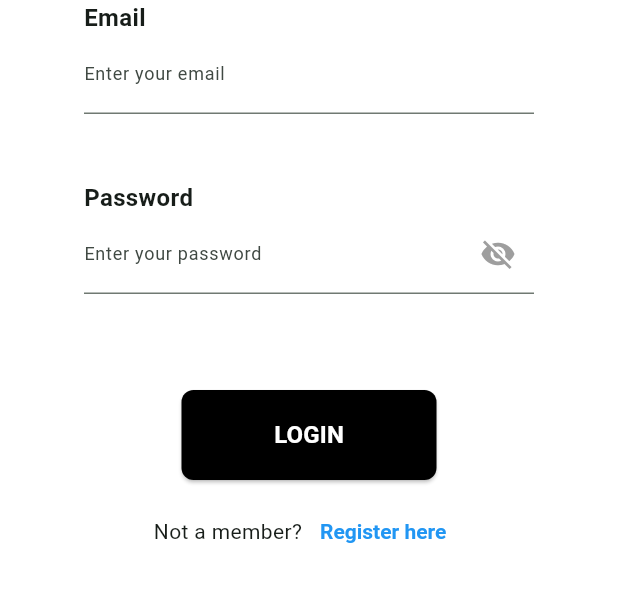
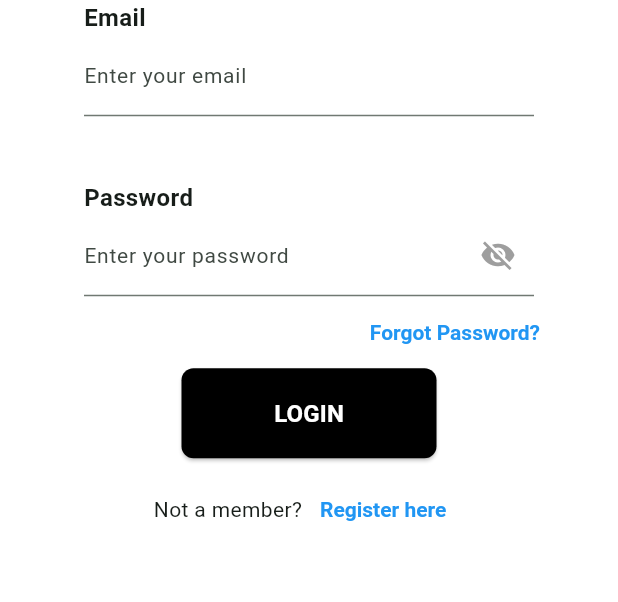
Before and after one commit to geoffval/Recipedia, a Flutter app: the screen it shows after launch, on a phone screen of 412 x 824 dp, the part 405-1007 px from its top. Run offline on Flutter 3.47's test engine with Material 2 defaults, Android fonts, the phone set to English and light mode, and no system bars; our stand-ins replace cloud_firestore, firebase_auth, firebase_core; accounts and stored records are empty.

Commit message:
Reset password

```diff
--- a/lib/view/login.dart
+++ b/lib/view/login.dart
@@ -1,5 +1,6 @@
 import 'package:firebase_auth/firebase_auth.dart';
 import 'package:flutter/material.dart';
+import 'package:recipedia/view/forgotpw.dart';
 import 'package:recipedia/view/register.dart';
 
 class LoginPage extends StatefulWidget {
@@ -95,7 +96,8 @@ class _LoginPageState extends State<LoginPage> {
                   decoration: const InputDecoration(
                     border: UnderlineInputBorder(),
                     labelText: 'Enter your email',
-                    labelStyle: TextStyle(fontSize: 12),
+                    labelStyle: TextStyle(fontSize: 14),
+                    hintText: 'example@gmail.com', hintStyle: TextStyle(color: Colors.grey),
                   ),
                 )
               ],
@@ -103,7 +105,6 @@ class _LoginPageState extends State<LoginPage> {
           ),
           Container(
             width: 300,
-            height: 120,
             child: Column(
               crossAxisAlignment: CrossAxisAlignment.start,
               children: [
@@ -119,8 +120,13 @@ class _LoginPageState extends State<LoginPage> {
                   obscureText: !_passwordVisible,
                   decoration: InputDecoration(
                     border: UnderlineInputBorder(),
-                      labelText: 'Enter your password',
-                      labelStyle: TextStyle(fontSize: 12),
+                    labelText: 'Enter your password',
+                    labelStyle: TextStyle(fontSize: 14),
+                    hintText: 'Password must be 6 letter length or more',
+                    hintStyle: TextStyle(
+                        color: Colors.grey,
+                        fontSize: 12
+                    ),
                     suffixIcon: IconButton(
                       icon: Icon(
                         _passwordVisible ? Icons.visibility : Icons.visibility_off,
@@ -143,7 +149,28 @@ class _LoginPageState extends State<LoginPage> {
               ],
             ),
           ),
-          SizedBox(height: 20),
+          Padding(
+            padding: EdgeInsets.symmetric(horizontal: 40),
+            child: Row(
+              mainAxisAlignment: MainAxisAlignment.end,
+              children: [
+                  TextButton(
+                    child: const Text('Forgot Password?'),
+                    style: TextButton.styleFrom(
+                      foregroundColor: Colors.blue,
+                      textStyle: TextStyle(
+                        fontWeight: FontWeight.bold,
+                      ),
+                    ),
+                    onPressed: () {
+                      Navigator.of(context).push(
+                        MaterialPageRoute(builder: (context) => ForgotPasswordPage()),
+                      );
+                    },
+                  ),
+              ],
+            ),
+          ),
           SizedBox(
             width: 170,
             height: 60,
--- a/pubspec.yaml
+++ b/pubspec.yaml
@@ -39,6 +39,7 @@ dependencies:
   path: ^1.8.3
   firebase_auth: ^4.14.1
   firebase_core: ^2.23.0
+  cloud_firestore: ^4.13.2
 
 
 dev_dependencies:
```
Also changed, not shown: lib/controls/db.dart (deleted, +0 -42 lines), lib/controls/db_helper.dart (deleted, +0 -60 lines), lib/models/account.dart (deleted, +0 -30 lines), lib/view/account.dart (+0 -7 lines), lib/view/forgotpw.dart (added, +101 -0 lines), lib/view/register.dart (+17 -3 lines), pubspec.lock, 2 other files.
